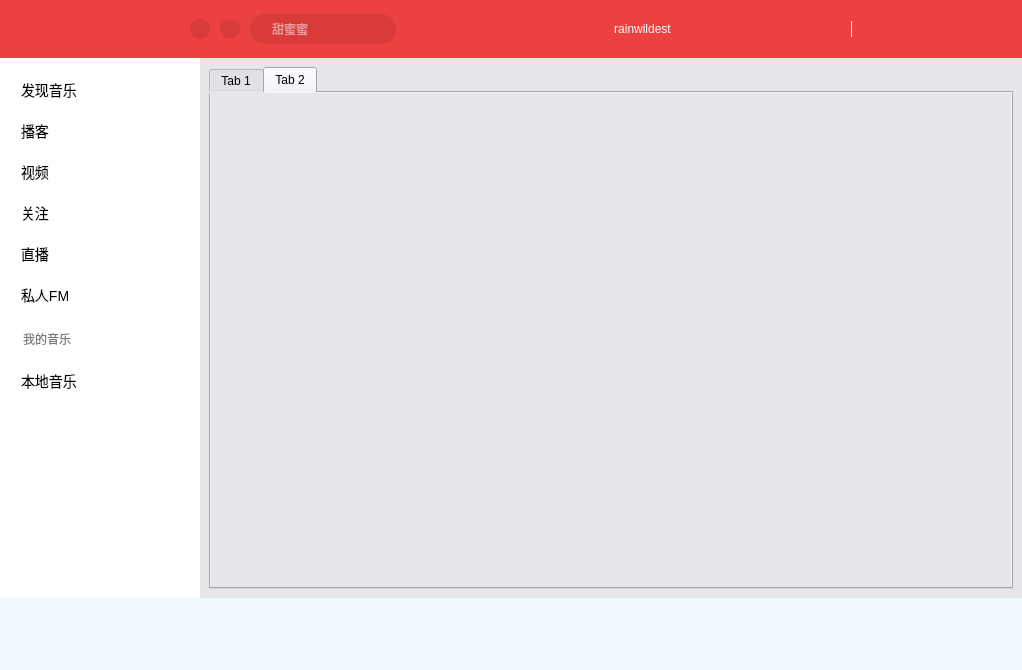
rainwildest/NeteaseCloud, file mainwindow.ui: the form before one commit.
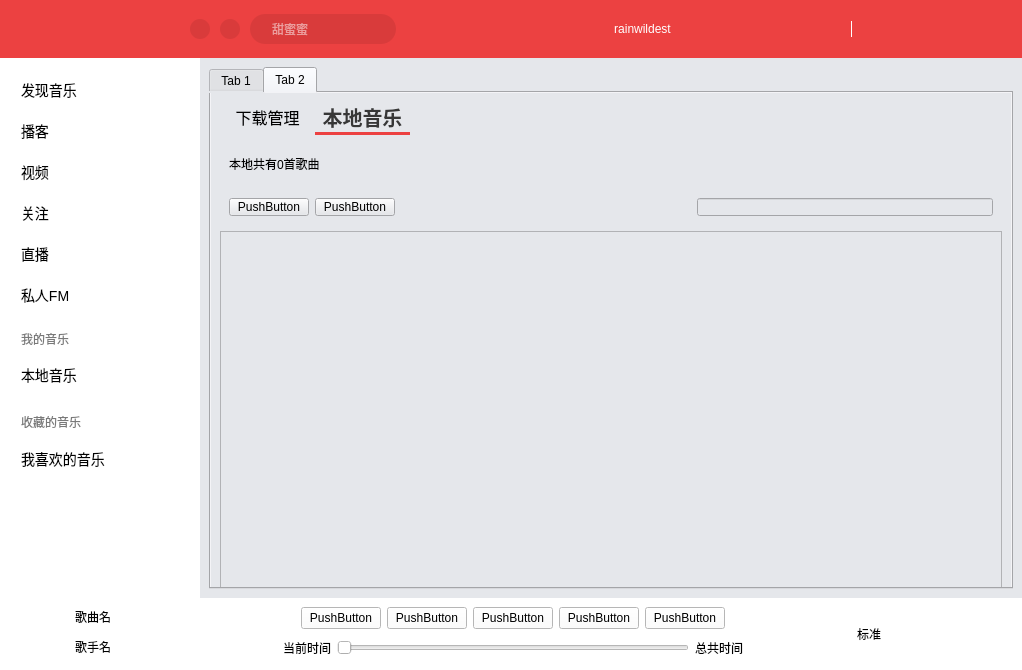
The form after the commit. Icons and pictures are not drawn.

Commit message: 完善界面UI

Patch:
```diff
--- a/mainwindow.ui
+++ b/mainwindow.ui
@@ -56,6 +56,135 @@
           <attribute name="title">
            <string>Tab 2</string>
           </attribute>
+          <layout class="QGridLayout" name="gridLayout_2">
+           <item row="1" column="0">
+            <widget class="QTableWidget" name="tableWidget">
+             <property name="minimumSize">
+              <size>
+               <width>0</width>
+               <height>360</height>
+              </size>
+             </property>
+            </widget>
+           </item>
+           <item row="0" column="0">
+            <widget class="QTabWidget" name="tabWidget_2">
+             <property name="styleSheet">
+              <string notr="true">QTabWidget::pane {
+	top: 10px;
+	border: none;
+}
+
+QTabBar::tab {
+	boackground: transparent;
+	border-bottom: 3px solid transparent;
+	font-family: &quot;微软雅黑&quot;;
+	font-size: 16px;
+	padding-left: 5px;
+	padding-right: 5px;
+	min-width: 85px;
+	min-height: 30px;
+}
+
+QTabBar::tab:selected {
+	border-bottom: 3px solid rgb(236, 65, 65);
+	color: rgb(55, 55, 55);
+	font-size: 20px;
+	font-weight: bold;
+}</string>
+             </property>
+             <property name="currentIndex">
+              <number>1</number>
+             </property>
+             <widget class="QWidget" name="tab_3">
+              <attribute name="title">
+               <string>下载管理</string>
+              </attribute>
+             </widget>
+             <widget class="QWidget" name="tab_4">
+              <attribute name="title">
+               <string>本地音乐</string>
+              </attribute>
+              <layout class="QVBoxLayout" name="verticalLayout_2">
+               <item>
+                <layout class="QHBoxLayout" name="horizontalLayout_2">
+                 <item>
+                  <widget class="QLabel" name="label_4">
+                   <property name="text">
+                    <string>本地共有0首歌曲</string>
+                   </property>
+                  </widget>
+                 </item>
+                 <item>
+                  <spacer name="horizontalSpacer_18">
+                   <property name="orientation">
+                    <enum>Qt::Horizontal</enum>
+                   </property>
+                   <property name="sizeHint" stdset="0">
+                    <size>
+                     <width>40</width>
+                     <height>20</height>
+                    </size>
+                   </property>
+                  </spacer>
+                 </item>
+                </layout>
+               </item>
+               <item>
+                <spacer name="verticalSpacer">
+                 <property name="orientation">
+                  <enum>Qt::Vertical</enum>
+                 </property>
+                 <property name="sizeType">
+                  <enum>QSizePolicy::Fixed</enum>
+                 </property>
+                 <property name="sizeHint" stdset="0">
+                  <size>
+                   <width>20</width>
+                   <height>20</height>
+                  </size>
+                 </property>
+                </spacer>
+               </item>
+               <item>
+                <layout class="QHBoxLayout" name="horizontalLayout_3">
+                 <item>
+                  <widget class="QPushButton" name="pushButton_15">
+                   <property name="text">
+                    <string>PushButton</string>
+                   </property>
+                  </widget>
+                 </item>
+                 <item>
+                  <widget class="QPushButton" name="pushButton_14">
+                   <property name="text">
+                    <string>PushButton</string>
+                   </property>
+                  </widget>
+                 </item>
+                 <item>
+                  <spacer name="horizontalSpacer_19">
+                   <property name="orientation">
+                    <enum>Qt::Horizontal</enum>
+                   </property>
+                   <property name="sizeHint" stdset="0">
+                    <size>
+                     <width>40</width>
+                     <height>20</height>
+                    </size>
+                   </property>
+                  </spacer>
+                 </item>
+                 <item>
+                  <widget class="QLineEdit" name="lineEdit_2"/>
+                 </item>
+                </layout>
+               </item>
+              </layout>
+             </widget>
+            </widget>
+           </item>
+          </layout>
          </widget>
         </widget>
        </item>
@@ -161,7 +290,7 @@
       <widget class="QLabel" name="label_2">
        <property name="geometry">
         <rect>
-         <x>2</x>
+         <x>0</x>
          <y>265</y>
          <width>201</width>
          <height>31</height>
@@ -180,7 +309,7 @@
        <property name="geometry">
         <rect>
          <x>0</x>
-         <y>301</y>
+         <y>295</y>
          <width>201</width>
          <height>51</height>
         </rect>
@@ -226,6 +355,74 @@
         </property>
        </item>
       </widget>
+      <widget class="QLabel" name="label_3">
+       <property name="geometry">
+        <rect>
+         <x>0</x>
+         <y>348</y>
+         <width>201</width>
+         <height>31</height>
+        </rect>
+       </property>
+       <property name="styleSheet">
+        <string notr="true">padding-left: 18px;
+color: rgb(121, 121, 121);
+border-style: none;</string>
+       </property>
+       <property name="text">
+        <string>收藏的音乐</string>
+       </property>
+      </widget>
+      <widget class="QListWidget" name="listWidget_3">
+       <property name="geometry">
+        <rect>
+         <x>0</x>
+         <y>379</y>
+         <width>201</width>
+         <height>51</height>
+        </rect>
+       </property>
+       <property name="styleSheet">
+        <string notr="true">QListWidget {
+	border: 0px;
+	font-size: 14px;
+	font-weight: 400;
+	color: rgb(0, 0, 0);
+	background: rgb(255, 255, 255);
+	padding-left: 12px;
+	padding-right: 4px;
+}
+
+*{
+	outline: 0px;
+}
+
+QListWidget::Item {
+	height: 38px;
+	border: 0px;
+	margin-top: 2px;
+	padding-top: 1px;
+	padding-left: 6px;
+	border-radius: 4px;
+}
+
+QListWidget::Item:hover {
+	font-weight: 700;
+	background: rgb(246, 246, 247);
+}
+
+QListWidget::Item:selected {
+	color: rgb(0, 0, 0);
+	font-weight: 700;
+	background: rgb(246, 246, 247);
+}</string>
+       </property>
+       <item>
+        <property name="text">
+         <string>我喜欢的音乐</string>
+        </property>
+       </item>
+      </widget>
      </widget>
     </item>
     <item row="0" column="0" colspan="2">
@@ -938,8 +1135,360 @@
        </size>
       </property>
       <property name="styleSheet">
-       <string notr="true">background-color: rgb(240, 249, 255);</string>
+       <string notr="true">background-color: rgb(255, 255, 255);</string>
       </property>
+      <layout class="QHBoxLayout" name="horizontalLayout_8">
+       <item>
+        <widget class="QLabel" name="label_5">
+         <property name="minimumSize">
+          <size>
+           <width>50</width>
+           <height>50</height>
+          </size>
+         </property>
+         <property name="maximumSize">
+          <size>
+           <width>50</width>
+           <height>50</height>
+          </size>
+         </property>
+         <property name="styleSheet">
+          <string notr="true">border-radius: 6px;
+border-image: url(:/resource/widget3.png);</string>
+         </property>
+         <property name="text">
+          <string/>
+         </property>
+        </widget>
+       </item>
+       <item>
+        <spacer name="horizontalSpacer_24">
+         <property name="orientation">
+          <enum>Qt::Horizontal</enum>
+         </property>
+         <property name="sizeType">
+          <enum>QSizePolicy::Fixed</enum>
+         </property>
+         <property name="sizeHint" stdset="0">
+          <size>
+           <width>10</width>
+           <height>20</height>
+          </size>
+         </property>
+        </spacer>
+       </item>
+       <item>
+        <layout class="QVBoxLayout" name="verticalLayout_3">
+         <item>
+          <layout class="QHBoxLayout" name="horizontalLayout_4">
+           <item>
+            <widget class="QLabel" name="label_7">
+             <property name="minimumSize">
+              <size>
+               <width>0</width>
+               <height>0</height>
+              </size>
+             </property>
+             <property name="text">
+              <string>歌曲名</string>
+             </property>
+            </widget>
+           </item>
+           <item>
+            <widget class="QPushButton" name="pushButton_16">
+             <property name="minimumSize">
+              <size>
+               <width>20</width>
+               <height>20</height>
+              </size>
+             </property>
+             <property name="maximumSize">
+              <size>
+               <width>20</width>
+               <height>20</height>
+              </size>
+             </property>
+             <property name="styleSheet">
+              <string notr="true">border-style: none;
+border-image: url(:/resource/心.png)</string>
+             </property>
+             <property name="text">
+              <string/>
+             </property>
+            </widget>
+           </item>
+          </layout>
+         </item>
+         <item>
+          <widget class="QLabel" name="label_6">
+           <property name="text">
+            <string>歌手名</string>
+           </property>
+          </widget>
+         </item>
+        </layout>
+       </item>
+       <item>
+        <spacer name="horizontalSpacer_25">
+         <property name="orientation">
+          <enum>Qt::Horizontal</enum>
+         </property>
+         <property name="sizeType">
+          <enum>QSizePolicy::Fixed</enum>
+         </property>
+         <property name="sizeHint" stdset="0">
+          <size>
+           <width>40</width>
+           <height>20</height>
+          </size>
+         </property>
+        </spacer>
+       </item>
+       <item>
+        <layout class="QVBoxLayout" name="verticalLayout_4">
+         <item>
+          <layout class="QHBoxLayout" name="horizontalLayout_5">
+           <item>
+            <spacer name="horizontalSpacer_20">
+             <property name="orientation">
+              <enum>Qt::Horizontal</enum>
+             </property>
+             <property name="sizeHint" stdset="0">
+              <size>
+               <width>40</width>
+               <height>20</height>
+              </size>
+             </property>
+            </spacer>
+           </item>
+           <item>
+            <widget class="QPushButton" name="pushButton_21">
+             <property name="text">
+              <string>PushButton</string>
+             </property>
+            </widget>
+           </item>
+           <item>
+            <widget class="QPushButton" name="pushButton_20">
+             <property name="text">
+              <string>PushButton</string>
+             </property>
+            </widget>
+           </item>
+           <item>
+            <widget class="QPushButton" name="pushButton_19">
+             <property name="text">
+              <string>PushButton</string>
+             </property>
+            </widget>
+           </item>
+           <item>
+            <widget class="QPushButton" name="pushButton_18">
+             <property name="text">
+              <string>PushButton</string>
+             </property>
+            </widget>
+           </item>
+           <item>
+            <widget class="QPushButton" name="pushButton_17">
+             <property name="text">
+              <string>PushButton</string>
+             </property>
+            </widget>
+           </item>
+           <item>
+            <spacer name="horizontalSpacer_21">
+             <property name="orientation">
+              <enum>Qt::Horizontal</enum>
+             </property>
+             <property name="sizeHint" stdset="0">
+              <size>
+               <width>40</width>
+               <height>20</height>
+              </size>
+             </property>
+            </spacer>
+           </item>
+          </layout>
+         </item>
+         <item>
+          <layout class="QHBoxLayout" name="horizontalLayout_6">
+           <item>
+            <spacer name="horizontalSpacer_22">
+             <property name="orientation">
+              <enum>Qt::Horizontal</enum>
+             </property>
+             <property name="sizeType">
+              <enum>QSizePolicy::Fixed</enum>
+             </property>
+             <property name="sizeHint" stdset="0">
+              <size>
+               <width>100</width>
+               <height>20</height>
+              </size>
+             </property>
+            </spacer>
+           </item>
+           <item>
+            <widget class="QLabel" name="label_8">
+             <property name="text">
+              <string>当前时间</string>
+             </property>
+            </widget>
+           </item>
+           <item>
+            <widget class="QSlider" name="horizontalSlider">
+             <property name="orientation">
+              <enum>Qt::Horizontal</enum>
+             </property>
+            </widget>
+           </item>
+           <item>
+            <widget class="QLabel" name="label_9">
+             <property name="text">
+              <string>总共时间</string>
+             </property>
+            </widget>
+           </item>
+           <item>
+            <spacer name="horizontalSpacer_23">
+             <property name="orientation">
+              <enum>Qt::Horizontal</enum>
+             </property>
+             <property name="sizeType">
+              <enum>QSizePolicy::Fixed</enum>
+             </property>
+             <property name="sizeHint" stdset="0">
+              <size>
+               <width>100</width>
+               <height>20</height>
+              </size>
+             </property>
+            </spacer>
+           </item>
+          </layout>
+         </item>
+        </layout>
+       </item>
+       <item>
+        <layout class="QHBoxLayout" name="horizontalLayout_7">
+         <item>
+          <widget class="QPushButton" name="pushButton_22">
+           <property name="minimumSize">
+            <size>
+             <width>40</width>
+             <height>25</height>
+            </size>
+           </property>
+           <property name="maximumSize">
+            <size>
+             <width>40</width>
+             <height>25</height>
+            </size>
+           </property>
+           <property name="styleSheet">
+            <string notr="true">border-style: none;</string>
+           </property>
+           <property name="text">
+            <string>标准</string>
+           </property>
+          </widget>
+         </item>
+         <item>
+          <widget class="QPushButton" name="pushButton_25">
+           <property name="minimumSize">
+            <size>
+             <width>25</width>
+             <height>25</height>
+            </size>
+           </property>
+           <property name="maximumSize">
+            <size>
+             <width>25</width>
+             <height>25</height>
+            </size>
+           </property>
+           <property name="styleSheet">
+            <string notr="true">border-style: none;
+border-image: url(:/resource/voice.png);</string>
+           </property>
+           <property name="text">
+            <string/>
+           </property>
+          </widget>
+         </item>
+         <item>
+          <widget class="QPushButton" name="pushButton_26">
+           <property name="minimumSize">
+            <size>
+             <width>25</width>
+             <height>25</height>
+            </size>
+           </property>
+           <property name="maximumSize">
+            <size>
+             <width>25</width>
+             <height>25</height>
+            </size>
+           </property>
+           <property name="styleSheet">
+            <string notr="true">border-style: none;
+border-image: url(:/resource/voice2.png);</string>
+           </property>
+           <property name="text">
+            <string/>
+           </property>
+          </widget>
+         </item>
+         <item>
+          <widget class="QPushButton" name="pushButton_23">
+           <property name="minimumSize">
+            <size>
+             <width>25</width>
+             <height>25</height>
+            </size>
+           </property>
+           <property name="maximumSize">
+            <size>
+             <width>25</width>
+             <height>25</height>
+            </size>
+           </property>
+           <property name="styleSheet">
+            <string notr="true">border-style: none;
+border-image: url(:/resource/all.png);</string>
+           </property>
+           <property name="text">
+            <string/>
+           </property>
+          </widget>
+         </item>
+         <item>
+          <widget class="QPushButton" name="pushButton_24">
+           <property name="minimumSize">
+            <size>
+             <width>25</width>
+             <height>25</height>
+            </size>
+           </property>
+           <property name="maximumSize">
+            <size>
+             <width>25</width>
+             <height>25</height>
+            </size>
+           </property>
+           <property name="styleSheet">
+            <string notr="true">border-style: none;
+border-image: url(:/resource/listall.png);</string>
+           </property>
+           <property name="text">
+            <string/>
+           </property>
+          </widget>
+         </item>
+        </layout>
+       </item>
+      </layout>
      </widget>
     </item>
    </layout>
```
Left out of the diff: 6 changed lines with no effect on the pictures. The commit also changes 1 other file.
